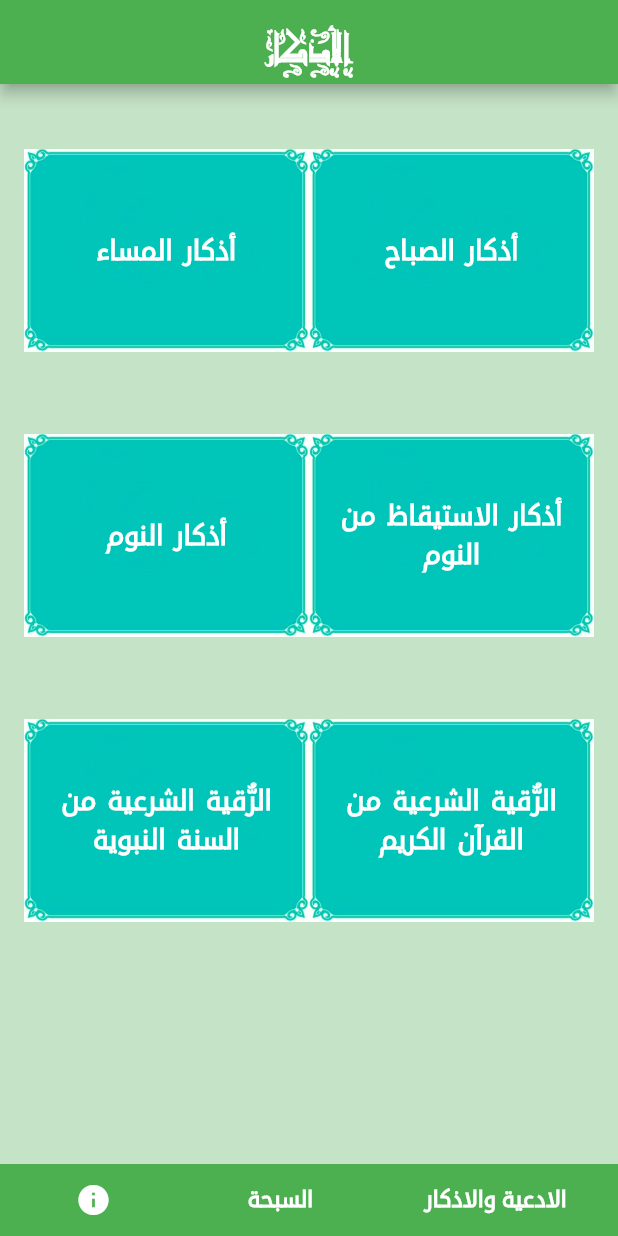
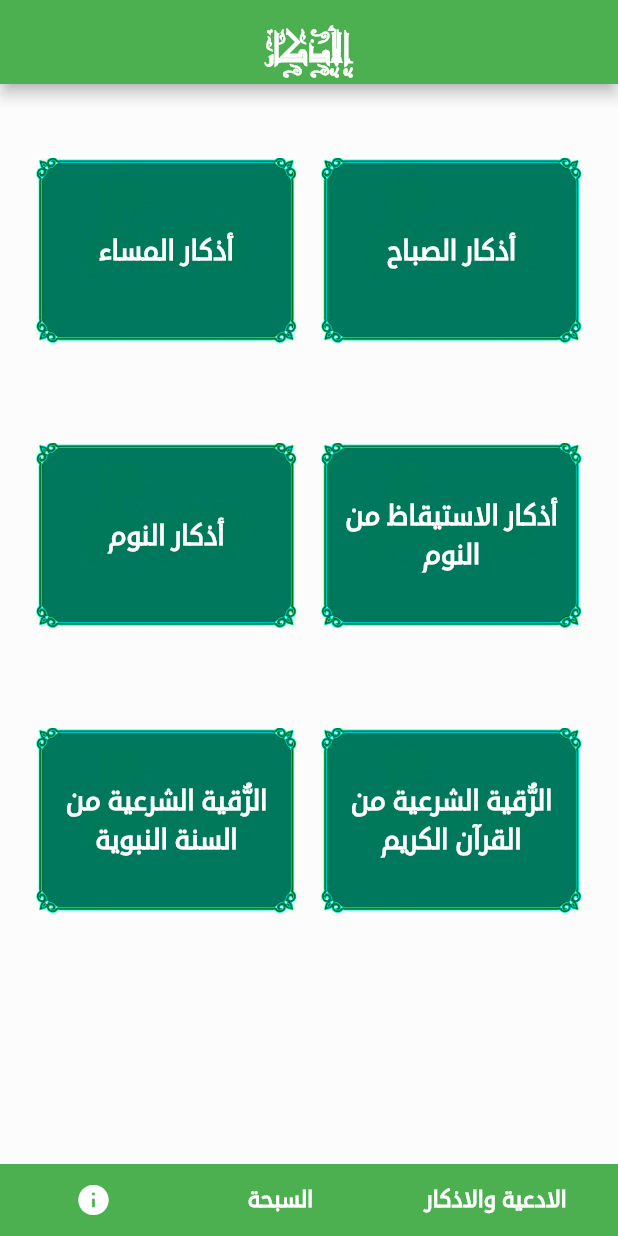
Before and after one commit to saeedhshm/my_sebha, a Flutter app: the screen it shows after launch, on a phone screen of 412 x 824 dp. Run offline on Flutter 3.47's test engine with Material 2 defaults, Android fonts, the phone set to English and light mode, and no system bars; our stand-ins replace flutter_tindercard, sleek_circular_slider, sqflite; missing offline and left inert: flutter_vibrate; accounts and stored records are empty; project files that could hold a hidden picture were left out.

Commit message:
Change to tinder style 4-11-2020 14:14 pm

```diff
--- a/lib/models/zikr.dart
+++ b/lib/models/zikr.dart
@@ -1,13 +1,13 @@
 class Zikr {
   String _category;
-  String _count;
+  int _count;
   String _description;
   String _reference;
   String _zekr;
 
   Zikr(
       {String category,
-        String count,
+        int count,
         String description,
         String reference,
         String zekr}) {
@@ -21,11 +21,11 @@ class Zikr {
   String get category => _category;
 //  set category(String category) => _category = category;
   int get count {
-    if(int.tryParse(_count) != null)
-      return int.tryParse(_count);
-    return 1 ;
+    // if(int.tryParse(_count) != null)
+    //   return int.tryParse(_count);
+    return _count ;
   }
-//  set count(String count) => _count = count;
+ set count(int count) => _count = count;
   String get description => _description;
 //  set description(String description) => _description = description;
   String get reference => _reference;
@@ -36,7 +36,7 @@ class Zikr {
   Zikr.fromJson(Map<String, dynamic> json) {
 
     _category = json['category'];
-    _count = json['count'];
+    _count = int.tryParse(json['count']) ?? 1;
     _description = json['description'];
     _reference = json['reference'];
     _zekr = json['zekr'];
--- a/lib/screens/azkar_home.dart
+++ b/lib/screens/azkar_home.dart
@@ -18,20 +18,24 @@ class AzkarHomeScreen extends StatelessWidget {
         centerTitle: true,
       ),
       body: Container(
-        color: Colors.green.withOpacity(0.3),
+        color: Colors.white.withOpacity(0.3),
         padding: EdgeInsets.symmetric(vertical: 16, horizontal: 16),
         child: GridView.builder(
           itemCount:
               Provider.of<AzkarHomeViewModel>(context).azkarCategories.length,
           itemBuilder: (context, index) {
             String e = _viewModel.azkarCategories.toList()[index];
-            return InkWell(
+            return Padding(
+              padding: const EdgeInsets.all(8.0),
+              child: InkWell(
                 onTap: () {
                   Navigator.push(context, MaterialPageRoute(builder: (context) {
                     return CategoryAzkarScreen(AzkarCatViewModel(
                         azkar: _viewModel.getAzkarOfCat(e), category: e));
                   }));
                 },
+                child: Hero(
+                  tag: e,
                   child: Container(
 //                  height: 50,
 //                    width: MediaQuery.of(context).size.width/2 - 30,
@@ -39,7 +43,7 @@ class AzkarHomeScreen extends StatelessWidget {
                     padding: EdgeInsets.all(8),
                     child: Center(
                         child: Text(e,
-                        style: TextStyle(fontSize: 18, fontWeight: FontWeight.bold,color: Colors.white,letterSpacing: 3,wordSpacing: 3),
+                            style: TextStyle(fontSize: 18, fontWeight: FontWeight.bold,color: Colors.white,letterSpacing: 3,),
 
                             textAlign: TextAlign.center)),
                     decoration: BoxDecoration(
@@ -49,8 +53,10 @@ class AzkarHomeScreen extends StatelessWidget {
                         image: DecorationImage(
 
                             image: ExactAssetImage('assets/image/bg4.png'),
-                        colorFilter: ColorFilter.mode(Colors.green, BlendMode.overlay),
+                            colorFilter: ColorFilter.mode(Colors.green, BlendMode.colorBurn),
                             fit: BoxFit.contain)),
+                  ),
+                ),
               ),
             );
           },
--- a/lib/screens/info_screen.dart
+++ b/lib/screens/info_screen.dart
@@ -9,7 +9,9 @@ class _InfoScreenState extends State<InfoScreen> {
   @override
   Widget build(BuildContext context) {
     return Scaffold(
-      appBar: AppBar(title: Text('عن التطبيق'),centerTitle: true,),
+      appBar: AppBar(title: Text('عن التطبيق',
+        style: TextStyle(fontFamily: 'Antic Decorative', letterSpacing: 3.0),
+      ),centerTitle: true,),
     );
   }
 }
```
Also changed, not shown: lib/screens/category_azkar_screen.dart (+16 -4 lines), lib/screens/sebha_counter_screen.dart (+7 -12 lines). Lines whose indentation alone changed are shown as unchanged.
